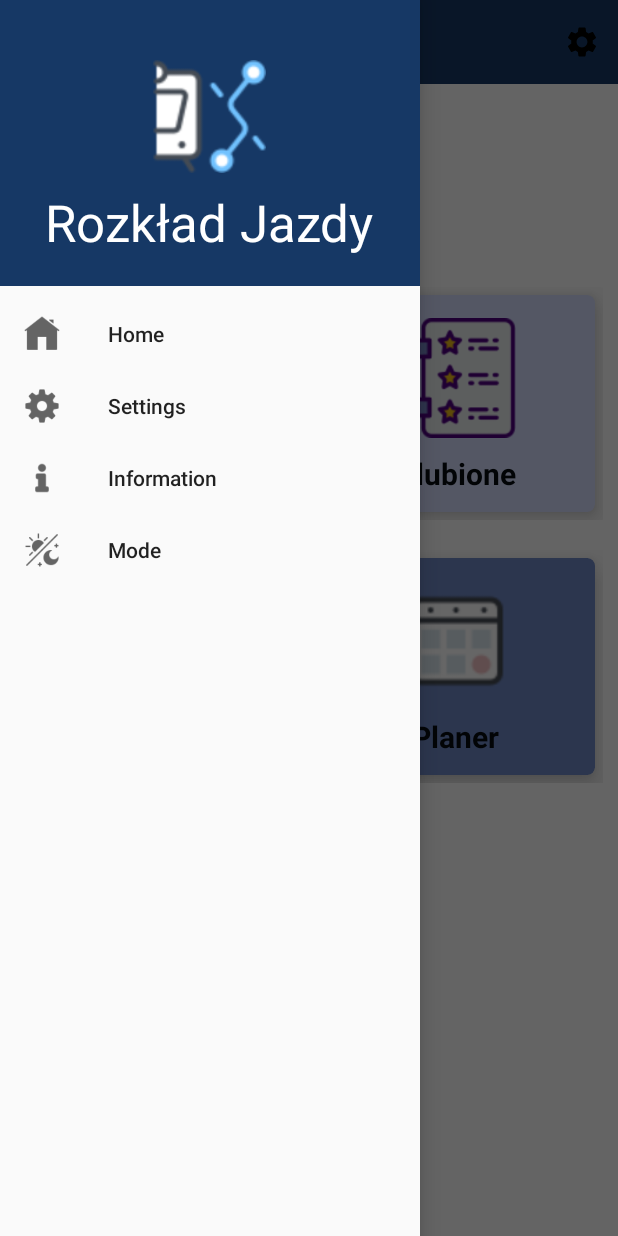
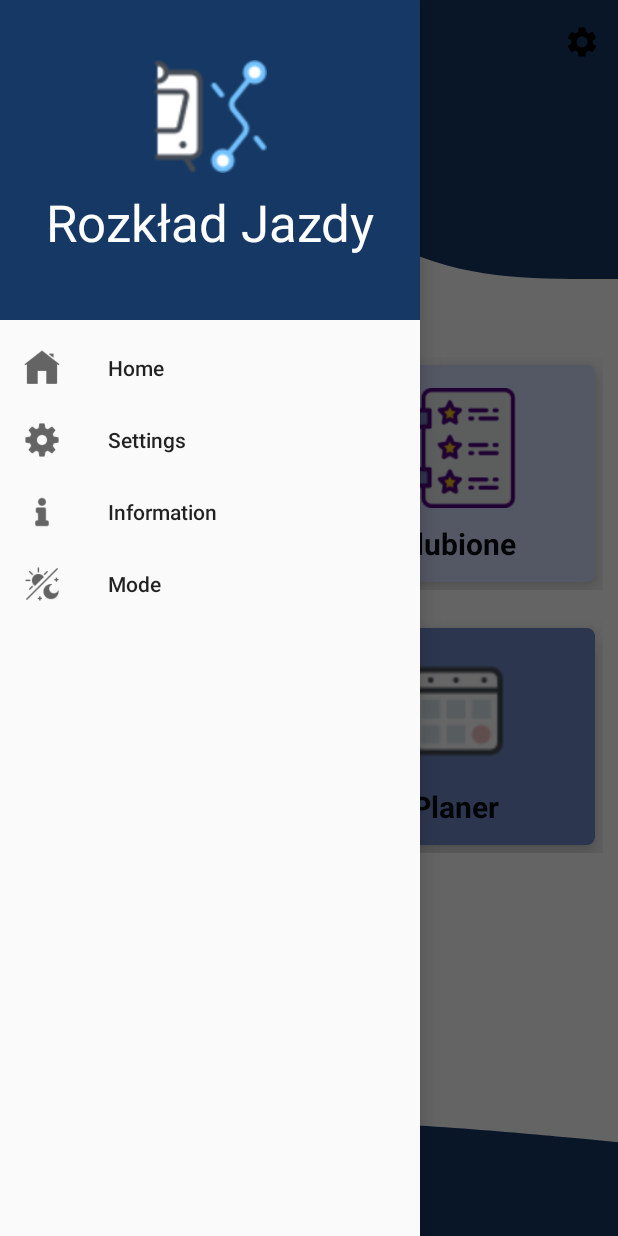
Before and after one commit to StarDust199/RailwayTTable, an Android app: the screen it shows after launch (MainActivity), with the side drawer open, on a phone screen of 412 x 824 dp. Run offline under Robolectric (Android 15) with nearby library versions, the phone set to English and light mode, and no system bars.

Commit message:
working with theme another app elements

```diff
--- /dev/null
+++ b/app/src/main/res/drawable/wave__3_.xml
@@ -0,0 +1,10 @@
+<vector xmlns:android="http://schemas.android.com/apk/res/android"
+    android:width="500dp"
+    android:height="320dp"
+    android:viewportWidth="1400"
+    android:viewportHeight="320"
+    android:tint="?attr/colorPrimary">
+  <path
+      android:pathData="M0,96L120,90.7C240,85 480,75 720,80C960,85 1200,107 1320,117.3L1440,128L1440,320L1320,320C1200,320 960,320 720,320C480,320 240,320 120,320L0,320Z"
+      android:fillColor="#163865"/>
+</vector>
--- /dev/null
+++ b/app/src/main/res/drawable/wave_blue.xml
@@ -0,0 +1,10 @@
+<vector xmlns:android="http://schemas.android.com/apk/res/android"
+    android:width="1440dp"
+    android:height="320dp"
+    android:viewportWidth="500"
+    android:viewportHeight="320"
+    android:tint="?attr/colorPrimary">
+  <path
+      android:pathData="M0,288L26.7,240C53.3,192 107,96 160,101.3C213.3,107 267,213 320,266.7C373.3,320 427,320 480,320C533.3,320 587,320 640,282.7C693.3,245 747,171 800,133.3C853.3,96 907,96 960,112C1013.3,128 1067,160 1120,170.7C1173.3,181 1227,171 1280,160C1333.3,149 1387,139 1413,133.3L1440,128L1440,0L1413.3,0C1386.7,0 1333,0 1280,0C1226.7,0 1173,0 1120,0C1066.7,0 1013,0 960,0C906.7,0 853,0 800,0C746.7,0 693,0 640,0C586.7,0 533,0 480,0C426.7,0 373,0 320,0C266.7,0 213,0 160,0C106.7,0 53,0 27,0L0,0Z"
+      android:fillColor="#163865"/>
+</vector>
--- a/app/src/main/res/layout/activity_main.xml
+++ b/app/src/main/res/layout/activity_main.xml
@@ -31,12 +31,11 @@
             android:layout_height="wrap_content">
 
 
-
             <LinearLayout
                 android:id="@+id/linearLayout"
                 android:layout_width="0dp"
                 android:layout_height="175dp"
-                android:layout_marginTop="125dp"
+                android:layout_marginTop="172dp"
                 android:orientation="horizontal"
                 android:padding="10dp"
                 app:layout_constraintEnd_toEndOf="parent"
@@ -54,8 +53,7 @@
                     app:cardBackgroundColor="?colorPrimary"
                     app:cardCornerRadius="5dp"
                     app:cardElevation="10dp"
-                    app:cardMaxElevation="10dp"
-                    >
+                    app:cardMaxElevation="10dp">
 
                     <RelativeLayout
                         android:layout_width="match_parent"
@@ -67,9 +65,9 @@
                             android:layout_height="80dp"
                             android:layout_centerHorizontal="true"
                             android:layout_marginTop="15dp"
+                            android:contentDescription="@string/ikona_wyszukiwania"
                             android:onClick="openRoute"
-                            app:srcCompat="@drawable/train_route"
-                            android:contentDescription="@string/ikona_wyszukiwania"/>
+                            app:srcCompat="@drawable/train_route" />
 
                         <TextView
                             android:id="@+id/textView3"
@@ -216,6 +214,15 @@
                     </RelativeLayout>
                 </androidx.cardview.widget.CardView>
             </LinearLayout>
+            <RelativeLayout
+                android:layout_width="414dp"
+                android:layout_height="102dp"
+                android:background="@drawable/wave__3_"
+                app:layout_constraintBottom_toBottomOf="parent"
+                app:layout_constraintEnd_toEndOf="parent"
+                app:layout_constraintStart_toStartOf="parent">
+
+            </RelativeLayout>
 
 
             <androidx.appcompat.widget.Toolbar
@@ -232,6 +239,16 @@
                 app:navigationIconTint="@android:color/transparent"
                 />
 
+            <RelativeLayout
+                android:layout_width="413dp"
+                android:layout_height="130dp"
+                android:background="@drawable/wave_blue"
+                app:layout_constraintEnd_toEndOf="parent"
+                app:layout_constraintHorizontal_bias="0.0"
+                app:layout_constraintStart_toStartOf="parent"
+                app:layout_constraintTop_toBottomOf="@+id/toolbar"/>
+
+
         </androidx.constraintlayout.widget.ConstraintLayout>
     </ScrollView>
 
--- a/app/src/main/res/layout/header_menu.xml
+++ b/app/src/main/res/layout/header_menu.xml
@@ -6,14 +6,14 @@
     android:layout_height="match_parent">
 
     <LinearLayout
-        android:layout_width="match_parent"
-        android:layout_height="wrap_content"
+        android:layout_width="417dp"
+        android:layout_height="213dp"
+        android:background="?attr/colorPrimary"
         android:orientation="vertical"
         android:padding="20dp"
-        android:background="?attr/colorPrimary"
-        app:layout_constraintTop_toTopOf="parent"
+        app:layout_constraintEnd_toEndOf="parent"
         app:layout_constraintStart_toStartOf="parent"
-        app:layout_constraintEnd_toEndOf="parent">
+        app:layout_constraintTop_toTopOf="parent">
 
         <ImageView
             android:id="@+id/imageView"
@@ -36,4 +36,5 @@
     </LinearLayout>
 
 
+
 </androidx.constraintlayout.widget.ConstraintLayout>
--- a/app/src/main/res/menu/main_menu.xml
+++ b/app/src/main/res/menu/main_menu.xml
@@ -1,5 +1,7 @@
 <?xml version="1.0" encoding="utf-8"?>
-<menu xmlns:android="http://schemas.android.com/apk/res/android">
+<menu xmlns:android="http://schemas.android.com/apk/res/android"
+    xmlns:app="http://schemas.android.com/apk/res-auto">
+
 <group android:checkableBehavior="single">
     <item
         android:id="@+id/nav_home"
```
Also changed, not shown: app/src/main/java/com/example/railwayttable/DbHelper.java (added, +104 -0 lines), app/src/main/java/com/example/railwayttable/DestinationModel.java (added, +29 -0 lines), app/src/main/java/com/example/railwayttable/StartStationModel.java (added, +31 -0 lines), app/src/main/res/drawable/wave.xml (added, +9 -0 lines), app/src/main/res/layout/activity_favorites.xml (+24 -0 lines), app/src/main/res/layout/activity_planner.xml (+19 -0 lines), app/src/main/res/layout/activity_route.xml (+22 -0 lines), app/src/main/res/layout/activity_timetable.xml (+20 -0 lines).
